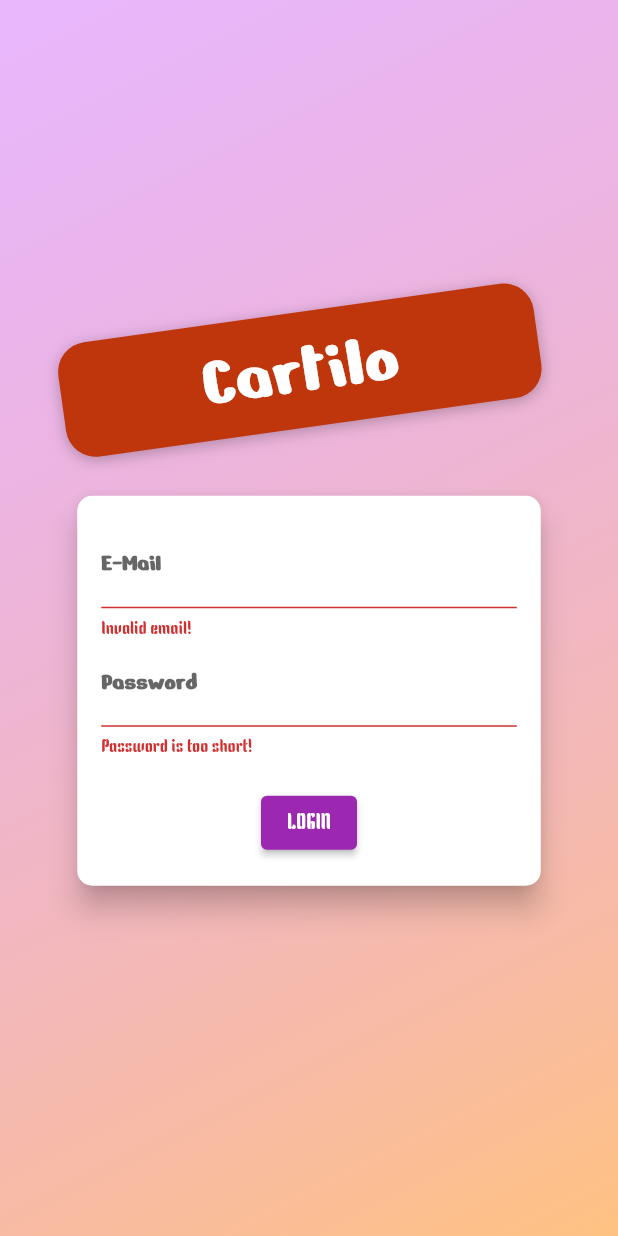
After one commit to AbdullaNasarAp/shopapp, a Flutter app: the screen it shows after launch, after a tap on "LOGIN", on a phone screen of 412 x 824 dp. The commit adds this screen. Run offline on Flutter 3.47's test engine with Material 2 defaults, Android fonts, the phone set to English and light mode, and no system bars; network calls fail.

Commit message:
after login & signup with using firebase authentication

```diff
--- a/lib/main.dart
+++ b/lib/main.dart
@@ -1,8 +1,10 @@
 import 'package:flutter/material.dart';
 import 'package:provider/provider.dart';
+import 'package:shopapp/providers/auth.dart';
+import 'package:shopapp/screens/auth_screen.dart';
+import 'package:shopapp/screens/products_overview_screen.dart';
 
 import './screens/cart_screen.dart';
-import './screens/products_overview_screen.dart';
 import './screens/product_detail_screen.dart';
 import './providers/products.dart';
 import './providers/cart.dart';
@@ -21,6 +23,9 @@ class MyApp extends StatelessWidget {
     return MultiProvider(
       providers: [
         ChangeNotifierProvider(
+          create: (context) => Auth(),
+        ),
+        ChangeNotifierProvider(
           create: (context) => Products(),
         ),
         ChangeNotifierProvider(
@@ -30,23 +35,53 @@ class MyApp extends StatelessWidget {
           create: (context) => Orders(),
         ),
       ],
-      child: MaterialApp(
+      child: Consumer<Auth>(
+        builder: (context, value, _) {
+          return MaterialApp(
             title: 'MyShop',
             theme: ThemeData(
-            fontFamily: 'Lato',
+              textTheme: const TextTheme(
+                bodyText1: TextStyle(
+                    fontWeight: FontWeight.w600, fontFamily: 'NerkoOne'),
+                bodyText2: TextStyle(
+                  fontFamily: 'NerkoOne',
+                  fontWeight: FontWeight.w600,
+                ),
+                headline1: TextStyle(
+                  fontFamily: 'NerkoOne',
+                  fontWeight: FontWeight.w900,
+                ),
+                headline2: TextStyle(
+                  fontFamily: 'NerkoOne',
+                  fontWeight: FontWeight.w900,
+                ),
+                subtitle1: TextStyle(
+                  fontFamily: 'NerkoOne',
+                  fontWeight: FontWeight.w900,
+                ),
+                subtitle2: TextStyle(
+                  fontFamily: 'NerkoOne',
+                  fontWeight: FontWeight.w900,
+                ),
+              ),
+              fontFamily: 'Kenia',
               colorScheme:
                   ColorScheme.fromSwatch(primarySwatch: Colors.purple).copyWith(
                 secondary: Colors.deepOrange,
               ),
             ),
-          home: const ProductsOverviewScreen(),
+            home: value.isAuth ? ProductsOverviewScreen() : AuthScreen(),
             routes: {
-            ProductDetailScreen.routeName: (ctx) => const ProductDetailScreen(),
+              ProductDetailScreen.routeName: (ctx) =>
+                  const ProductDetailScreen(),
               CartScreen.routeName: (ctx) => const CartScreen(),
               OrdersScreen.routeName: (ctx) => const OrdersScreen(),
               UserProductsScreen.routeName: (ctx) => const UserProductsScreen(),
               EditProductScreen.routeName: (ctx) => const EditProductScreen(),
-          }),
+            },
+          );
+        },
+      ),
     );
   }
 }
--- /dev/null
+++ b/lib/providers/auth.dart
@@ -0,0 +1,66 @@
+import 'dart:convert';
+
+import 'package:flutter/material.dart';
+import 'package:http/http.dart' as http;
+import 'package:shopapp/models/http_exception.dart';
+
+class Auth with ChangeNotifier {
+  String? _token;
+  DateTime? _expiryDate;
+  String? _userId;
+
+  bool get isAuth {
+    return token != null;
+  }
+
+  String? get token {
+    if (_expiryDate != null &&
+        _expiryDate!.isAfter(DateTime.now()) &&
+        _token != null) {
+      return _token;
+    }
+    return null;
+  }
+
+  Future<void> _authenticate(String email, String password, String s) async {
+    final url =
+        "https://identitytoolkit.googleapis.com/v1/accounts:$s?key=AIzaSyAq98v-zvpXPkyiKvcpfeAZD4N4hdk6oe4";
+
+    try {
+      final response = await http.post(
+        Uri.parse(url),
+        body: json.encode(
+          {
+            'email': email,
+            'password': password,
+            'returnSecureToken': true,
+          },
+        ),
+      );
+      final responseData = json.decode(response.body);
+      if (responseData['error'] != null) {
+        throw HttpException(responseData['error']['messege']);
+      }
+      _token = responseData['idToken'];
+      _userId = responseData['localId'];
+      _expiryDate = DateTime.now().add(
+        Duration(
+          seconds: int.parse(
+            responseData['expiresIn'],
+          ),
+        ),
+      );
+      notifyListeners();
+    } catch (error) {
+      throw error;
+    }
+  }
+
+  Future<void> signUp(String email, String password) async {
+    return _authenticate(email, password, "signUp");
+  }
+
+  Future<void> signIn(String email, String password) async {
+    return _authenticate(email, password, "signInWithPassword");
+  }
+}
--- a/lib/providers/products.dart
+++ b/lib/providers/products.dart
@@ -68,7 +68,7 @@ class Products with ChangeNotifier {
   //   notifyListeners();
   // }
 
-  Future<void> fetchAndSetProducts() async {
+  Future<void> fetchAndSetProducts(BuildContext context) async {
     final url = Uri.https(
         'shopapp-a7e14-default-rtdb.firebaseio.com', '/products.json');
     try {
@@ -91,7 +91,7 @@ class Products with ChangeNotifier {
       _items = loadedProducts;
       notifyListeners();
     } catch (error) {
-      throw (error);
+      throw showAlert(context, "No Found", "Please Try Again", "Retry");
     }
   }
 
@@ -159,4 +159,36 @@ class Products with ChangeNotifier {
     }
     existingProduct = null;
   }
+
+/////////////////////////////////alert dialog//////////////////////////
+  Future<dynamic> showAlert(
+      BuildContext context, String title, String sub, String btext) {
+    return showDialog(
+      context: context,
+      builder: (context) {
+        return AlertDialog(
+          title: Text(title),
+          content: Text(sub),
+          actions: [
+            TextButton(
+              onPressed: () {
+                Navigator.of(context).pop();
+              },
+              child: const Text(
+                "cancel",
+              ),
+            ),
+            TextButton(
+              onPressed: () {
+                Navigator.of(context).pop();
+              },
+              child: Text(
+                btext,
+              ),
+            ),
+          ],
+        );
+      },
+    );
+  }
 }
--- /dev/null
+++ b/lib/screens/auth_screen.dart
@@ -0,0 +1,316 @@
+import 'dart:math';
+
+import 'package:flutter/material.dart';
+import 'package:provider/provider.dart';
+import 'package:shopapp/models/http_exception.dart';
+import 'package:shopapp/providers/auth.dart';
+
+enum AuthMode { signup, login }
+
+class AuthScreen extends StatelessWidget {
+  static const routeName = '/auth';
+
+  const AuthScreen({super.key});
+
+  @override
+  Widget build(BuildContext context) {
+    final deviceSize = MediaQuery.of(context).size;
+    // final transformConfig = Matrix4.rotationZ(-8 * pi / 180);
+    // transformConfig.translate(-10.0);
+    return Scaffold(
+      // resizeToAvoidBottomInset: false,
+      body: Stack(
+        children: <Widget>[
+          Container(
+            decoration: BoxDecoration(
+              gradient: LinearGradient(
+                colors: [
+                  const Color.fromRGBO(215, 117, 255, 1).withOpacity(0.5),
+                  const Color.fromRGBO(255, 188, 117, 1).withOpacity(0.9),
+                ],
+                begin: Alignment.topLeft,
+                end: Alignment.bottomRight,
+                stops: const [0, 1],
+              ),
+            ),
+          ),
+          SingleChildScrollView(
+            child: Container(
+              height: deviceSize.height,
+              width: deviceSize.width,
+              child: Column(
+                mainAxisAlignment: MainAxisAlignment.center,
+                crossAxisAlignment: CrossAxisAlignment.center,
+                children: <Widget>[
+                  Flexible(
+                    child: Container(
+                      margin: const EdgeInsets.only(bottom: 20.0),
+                      padding: const EdgeInsets.symmetric(
+                          vertical: 8.0, horizontal: 94.0),
+                      transform: Matrix4.rotationZ(-8 * pi / 180)
+                        ..translate(-10.0),
+                      // ..translate(-10.0),
+                      decoration: BoxDecoration(
+                        borderRadius: BorderRadius.circular(20),
+                        color: Colors.deepOrange.shade900,
+                        boxShadow: const [
+                          BoxShadow(
+                            blurRadius: 8,
+                            color: Colors.black26,
+                            offset: Offset(0, 2),
+                          )
+                        ],
+                      ),
+                      child: const Text(
+                        'Cartilo',
+                        style: TextStyle(
+                          color: Colors.white,
+                          fontSize: 50,
+                          fontFamily: 'NerkoOne',
+                          fontWeight: FontWeight.normal,
+                        ),
+                      ),
+                    ),
+                  ),
+                  Flexible(
+                    flex: deviceSize.width > 600 ? 2 : 1,
+                    child: const AuthCard(),
+                  ),
+                ],
+              ),
+            ),
+          ),
+        ],
+      ),
+    );
+  }
+}
+
+class AuthCard extends StatefulWidget {
+  const AuthCard({
+    Key? key,
+  }) : super(key: key);
+
+  @override
+  _AuthCardState createState() => _AuthCardState();
+}
+
+class _AuthCardState extends State<AuthCard> {
+  final GlobalKey<FormState> _formKey = GlobalKey();
+  AuthMode _authMode = AuthMode.login;
+  Map<String, String> _authData = {
+    'email': '',
+    'password': '',
+  };
+  var _isLoading = false;
+  final _passwordController = TextEditingController();
+
+  void showErrorDialog(String message) {
+    showDialog(
+      context: context,
+      builder: (ctx) => AlertDialog(
+        title: const Text(
+          "An Error Ocurred!",
+        ),
+        content: Text(message),
+        actions: [
+          TextButton(
+              onPressed: () {
+                Navigator.of(context).pop();
+              },
+              child: const Text("Okay"))
+        ],
+      ),
+    );
+  }
+
+  // Future<void> _submit() async {
+  //   if (!_formKey.currentState!.validate()) {
+  //     // Invalid!
+  //     return;
+  //   }
+  //   _formKey.currentState!.save();
+  //   setState(() {
+  //     _isLoading = true;
+  //   });
+
+  //   try {
+  //     if (_authMode == AuthMode.login) {
+  //       // Log user in
+  //       await Provider.of<Auth>(context, listen: false).signIn(
+  //         _authData['email'].toString(),
+  //         _authData['password'].toString(),
+  //       );
+  //     } else {
+  //       // Sign user up
+  //       await Provider.of<Auth>(context, listen: false).signUp(
+  //         _authData['email'].toString(),
+  //         _authData['password'].toString(),
+  //       );
+  //     }
+  //   } on HttpException catch (error) {
+  //     var errorMessege = "Authenticattion Failed";
+  //     if (error.toString().contains("EMAIL_EXISTS")) {
+  //       errorMessege = 'This Email Address is Already Exists';
+  //     } else if (error.toString().contains("INVALID_EMAIL")) {
+  //       errorMessege = "This is not a Valid Email Address";
+  //     } else if (error.toString().contains("WEAK_PASSWORD")) {
+  //       errorMessege = "This Password Too Weak";
+  //     } else if (error.toString().contains("EMAIL_NOT_FOUND")) {
+  //       errorMessege = "Could not Find a User With this Email";
+  //     } else if (error.toString().contains("INVALID_PASSWORD")) {
+  //       errorMessege = 'Invalid Password';
+  //     }
+  //     showErrorDialog(errorMessege);
+  //   } catch (error) {
+  //     const errorMessage = 'Could not authenticate you. Please try Again';
+  //     showErrorDialog(errorMessage);
+  //   }
+  //   setState(() {
+  //     _isLoading = false;
+  //   });
+  // }
+
+  Future<void> _submit() async {
+    if (!_formKey.currentState!.validate()) {
+      // Invalid!
+      return;
+    }
+    _formKey.currentState?.save();
+    setState(() {
+      _isLoading = true;
+    });
+    try {
+      if (_authMode == AuthMode.login) {
+        // Log user in
+        await Provider.of<Auth>(context, listen: false).signIn(
+          _authData['email'].toString(),
+          _authData['password'].toString(),
+        );
+      } else {
+        // Sign user up
+        await Provider.of<Auth>(context, listen: false).signUp(
+          _authData['email'].toString(),
+          _authData['password'].toString(),
+        );
+      }
+    } on HttpException catch (error) {
+      var errorMessage = 'Authentication failed';
+      if (error.toString().contains('EMAIL_EXISTS')) {
+        errorMessage = 'This email address is already in use.';
+      } else if (error.toString().contains('INVALID_EMAIL')) {
+        errorMessage = 'This is not a valid email address';
+      } else if (error.toString().contains('WEAK_PASSWORD')) {
+        errorMessage = 'This password is too weak.';
+      } else if (error.toString().contains('EMAIL_NOT_FOUND')) {
+        errorMessage = 'Could not find a user with that email.';
+      } else if (error.toString().contains('INVALID_PASSWORD')) {
+        errorMessage = 'Invalid password.';
+      }
+      showErrorDialog(errorMessage);
+    } catch (error) {
+      const errorMessage =
+          'Could not authenticate you. Please try again later.';
+      showErrorDialog(errorMessage);
+    }
+
+    setState(() {
+      _isLoading = false;
+    });
+  }
+
+  void _switchAuthMode() {
+    if (_authMode == AuthMode.login) {
+      setState(() {
+        _authMode = AuthMode.signup;
+      });
+    } else {
+      setState(() {
+        _authMode = AuthMode.login;
+      });
+    }
+  }
+
+  @override
+  Widget build(BuildContext context) {
+    final deviceSize = MediaQuery.of(context).size;
+    return Card(
+      shape: RoundedRectangleBorder(
+        borderRadius: BorderRadius.circular(10.0),
+      ),
+      elevation: 8.0,
+      child: Container(
+        height: _authMode == AuthMode.signup ? 320 : 260,
+        constraints:
+            BoxConstraints(minHeight: _authMode == AuthMode.signup ? 320 : 260),
+        width: deviceSize.width * 0.75,
+        padding: EdgeInsets.all(16.0),
+        child: Form(
+          key: _formKey,
+          child: SingleChildScrollView(
+            child: Column(
+              children: <Widget>[
+                TextFormField(
+                  decoration: InputDecoration(labelText: 'E-Mail'),
+                  keyboardType: TextInputType.emailAddress,
+                  validator: (value) {
+                    if (value!.isEmpty || !value.contains('@')) {
+                      return 'Invalid email!';
+                    }
+                    return null;
+                  },
+                  onSaved: (value) {
+                    _authData['email'] = value!;
+                  },
+                ),
+                TextFormField(
+                  decoration: const InputDecoration(labelText: 'Password'),
+                  obscureText: true,
+                  controller: _passwordController,
+                  validator: (value) {
+                    if (value!.isEmpty || value.length < 5) {
+                      return 'Password is too short!';
+                    }
+                  },
+                  onSaved: (value) {
+                    _authData['password'] = value!;
+                  },
+                ),
+                if (_authMode == AuthMode.signup)
+                  TextFormField(
+                    enabled: _authMode == AuthMode.signup,
+                    decoration:
+                        const InputDecoration(labelText: 'Confirm Password'),
+                    obscureText: true,
+                    validator: _authMode == AuthMode.signup
+                        ? (value) {
+                            if (value != _passwordController.text) {
+                              return 'Passwords do not match!';
+                            }
+                          }
+                        : null,
+                  ),
+                const SizedBox(
+                  height: 20,
+                ),
+                if (_isLoading)
+                  const CircularProgressIndicator()
+                else
+                  ElevatedButton(
+                    onPressed: _submit,
+                    child:
+                        Text(_authMode == AuthMode.login ? 'LOGIN' : 'SIGN UP'),
+                  ),
+                TextButton(
+                  onPressed: _switchAuthMode,
+                  child: Text(
+                      '${_authMode == AuthMode.login ? 'SIGNUP' : 'LOGIN'} INSTEAD'),
+                ),
+              ],
+            ),
+          ),
+        ),
+      ),
+    );
+  }
+}
--- a/lib/screens/orders_screen.dart
+++ b/lib/screens/orders_screen.dart
@@ -16,19 +16,19 @@ class OrdersScreen extends StatelessWidget {
     // final orderData = Provider.of<Orders>(context);
     return Scaffold(
       appBar: AppBar(
-        title: Text('Your Orders'),
+        title: const Text('Your Orders'),
       ),
       drawer: AppDrawer(),
       body: FutureBuilder(
         future: Provider.of<Orders>(context, listen: false).fetchAndSetOrders(),
         builder: (ctx, dataSnapshot) {
           if (dataSnapshot.connectionState == ConnectionState.waiting) {
-            return Center(child: CircularProgressIndicator());
+            return const Center(child: CircularProgressIndicator());
           } else {
             if (dataSnapshot.error != null) {
               // ...
               // Do error handling stuff
-              return Center(
+              return const Center(
                 child: Text('An error occurred!'),
               );
             } else {
--- a/lib/screens/products_overview_screen.dart
+++ b/lib/screens/products_overview_screen.dart
@@ -40,7 +40,7 @@ class _ProductsOverviewScreenState extends State<ProductsOverviewScreen> {
       setState(() {
         _isLoading = true;
       });
-      Provider.of<Products>(context).fetchAndSetProducts().then((_) {
+      Provider.of<Products>(context).fetchAndSetProducts(context).then((_) {
         setState(() {
           _isLoading = false;
         });
--- a/lib/screens/user_products_screen.dart
+++ b/lib/screens/user_products_screen.dart
@@ -12,7 +12,7 @@ class UserProductsScreen extends StatelessWidget {
   const UserProductsScreen({super.key});
 
   Future<void> _refreshProducts(BuildContext context) async {
-    await Provider.of<Products>(context).fetchAndSetProducts();
+    await Provider.of<Products>(context).fetchAndSetProducts(context);
   }
 
   @override
```
Also changed, not shown: pubspec.yaml (+6 -1 lines), assets/font/Kenia-Regular.ttf (added), assets/font/NerkoOne-Regular.ttf (added). Lines whose indentation alone changed are shown as unchanged.
